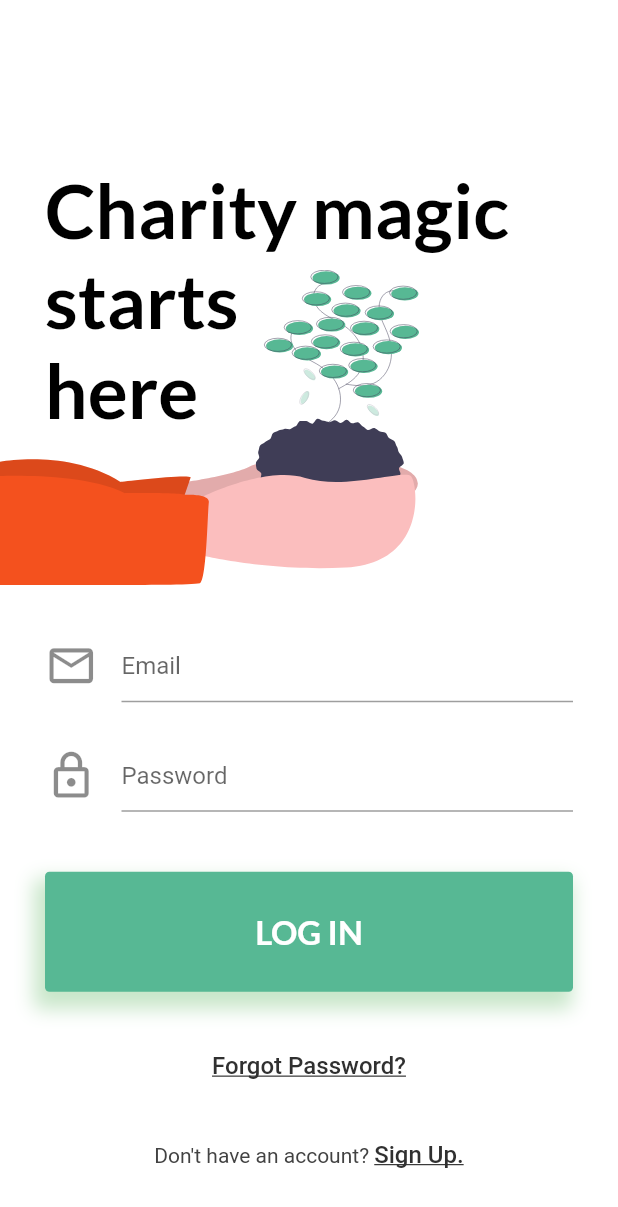
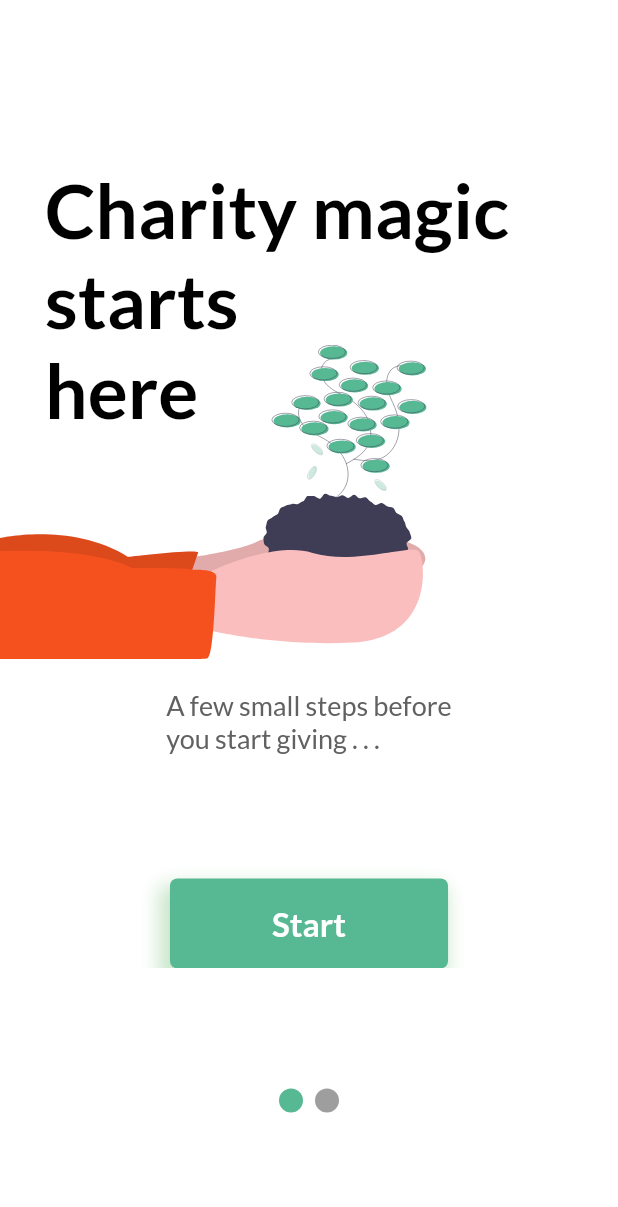
Before and after one commit to luggy-wuggy/flutter_charity_app, a Flutter app: the screen it shows after launch, on a phone screen of 412 x 824 dp. Shown: the top 1207 px of the screen. Run offline on Flutter 3.47's test engine with Material 2 defaults, Android fonts, the phone set to English and light mode, and no system bars; drawn by our look-alikes of smooth_page_indicator; our stand-ins replace cloud_firestore, firebase_auth, firebase_core, flutter_svg, get, google_fonts; accounts and stored records are empty.

Commit message:
onboard ui page

```diff
--- a/charity/lib/main.dart
+++ b/charity/lib/main.dart
@@ -1,6 +1,5 @@
-import 'package:charity/bindings/auth_bindings.dart';
-import 'package:charity/bindings/home_bindings.dart';
 import 'package:charity/controller/auth_controller.dart';
+import 'package:charity/controller/bindings/home_bindings.dart';
 import 'package:charity/controller/user_controller.dart';
 import 'package:charity/pages/home.dart';
 import 'package:charity/pages/login.dart';
--- /dev/null
+++ b/charity/lib/pages/onboard.dart
@@ -0,0 +1,212 @@
+import 'package:flutter/material.dart';
+import 'package:flutter_svg/flutter_svg.dart';
+import 'package:google_fonts/google_fonts.dart';
+import 'package:smooth_page_indicator/smooth_page_indicator.dart';
+
+class OnboardPage extends StatelessWidget {
+  OnboardPage({Key? key}) : super(key: key);
+  final PageController pageController = PageController(initialPage: 0);
+
+  @override
+  Widget build(BuildContext context) {
+    return Scaffold(
+      body: Container(
+        padding: const EdgeInsets.only(top: 60),
+        color: Colors.white,
+        child: Column(
+          children: [
+            const SizedBox(height: 50),
+            Container(
+              height: MediaQuery.of(context).size.height * .65,
+              width: MediaQuery.of(context).size.width,
+              child: PageView(
+                scrollDirection: Axis.horizontal,
+                controller: pageController,
+                children: const [
+                  Page1(),
+                  Page2(),
+                ],
+              ),
+            ),
+            const SizedBox(height: 80),
+            SmoothPageIndicator(
+              controller: pageController, // PageController
+              count: 2,
+              effect: const WormEffect(
+                activeDotColor: Color(0xFF57b894),
+              ), // your preferred effect
+            )
+          ],
+        ),
+      ),
+    );
+  }
+}
+
+class Page1 extends StatelessWidget {
+  static String assetName = 'assets/images/environment.svg';
+
+  const Page1({Key? key}) : super(key: key);
+
+  @override
+  Widget build(BuildContext context) {
+    final Widget svgIcon = SvgPicture.asset(
+      Page1.assetName,
+      height: 210,
+    );
+
+    return Column(
+      children: [
+        SizedBox(
+          height: MediaQuery.of(context).size.height * .4,
+          width: MediaQuery.of(context).size.width,
+          child: Stack(
+            children: [
+              Padding(
+                padding: const EdgeInsets.only(left: 30),
+                child: Text(
+                  'Charity magic\nstarts\nhere',
+                  style: GoogleFonts.lato(
+                    textStyle: const TextStyle(
+                      fontWeight: FontWeight.bold,
+                      color: Colors.black,
+                      fontSize: 50,
+                    ),
+                  ),
+                ),
+              ),
+              AnimatedPositioned(
+                duration: const Duration(milliseconds: 1600),
+                curve: Curves.fastLinearToSlowEaseIn,
+                top: 120,
+                child: svgIcon,
+              ),
+            ],
+          ),
+        ),
+        SizedBox(height: 20),
+        Text(
+          'A few small steps before\nyou start giving . . .',
+          style: GoogleFonts.lato(
+            textStyle: TextStyle(
+              color: Colors.grey[700],
+              fontSize: 18,
+            ),
+          ),
+        ),
+        Spacer(),
+        Align(
+          alignment: Alignment.center,
+          child: Container(
+            height: 60,
+            width: MediaQuery.of(context).size.width * 0.45,
+            decoration: BoxDecoration(
+              color: const Color(0xFF57b894),
+              borderRadius: const BorderRadius.all(Radius.circular(5)),
+              boxShadow: [
+                BoxShadow(
+                  color: Colors.green[100]!,
+                  blurRadius: 10,
+                  spreadRadius: 3,
+                  offset: const Offset(-4, 8),
+                ),
+              ],
+            ),
+            alignment: Alignment.center,
+            child: Text(
+              'Start',
+              style: GoogleFonts.lato(
+                textStyle: const TextStyle(
+                  fontWeight: FontWeight.bold,
+                  color: Colors.white,
+                  fontSize: 22,
+                ),
+              ),
+            ),
+          ),
+        ),
+      ],
+    );
+  }
+}
+
+class Page2 extends StatelessWidget {
+  static String assetWorldName = 'assets/images/world2.svg';
+
+  const Page2({Key? key}) : super(key: key);
+
+  @override
+  Widget build(BuildContext context) {
+    final Widget svgWorld = SvgPicture.asset(
+      Page2.assetWorldName,
+      height: 240,
+    );
+
+    return Column(
+      mainAxisAlignment: MainAxisAlignment.start,
+      children: [
+        svgWorld,
+        const SizedBox(
+          height: 40,
+        ),
+        Text(
+          'Where do you live?',
+          style: GoogleFonts.lato(
+            textStyle: const TextStyle(
+              fontWeight: FontWeight.bold,
+              color: Colors.black,
+              fontSize: 40,
+            ),
+          ),
+        ),
+        const SizedBox(height: 40),
+        const Padding(
+          padding: EdgeInsets.only(left: 30, right: 30),
+          child: Align(
+            alignment: Alignment.center,
+            child: TextField(
+              decoration: InputDecoration(
+                hintText: "Zip code, or city and state",
+                icon: Icon(
+                  Icons.location_on_outlined,
+                  size: 35,
+                ),
+              ),
+            ),
+          ),
+        ),
+        Spacer(),
+        Align(
+          alignment: Alignment.center,
+          child: Container(
+            height: 60,
+            width: MediaQuery.of(context).size.width * 0.45,
+            decoration: BoxDecoration(
+              color: const Color(0xFF57b894),
+              borderRadius: const BorderRadius.all(Radius.circular(3)),
+              boxShadow: [
+                BoxShadow(
+                  color: Colors.green[100]!,
+                  blurRadius: 10,
+                  spreadRadius: 3,
+                  offset: const Offset(-4, 8),
+                ),
+              ],
+            ),
+            alignment: Alignment.center,
+            child: Text(
+              'Submit',
+              style: GoogleFonts.lato(
+                textStyle: const TextStyle(
+                  fontWeight: FontWeight.bold,
+                  color: Colors.white,
+                  fontSize: 22,
+                ),
+              ),
+            ),
+          ),
+        ),
+      ],
+    );
+  }
+}
--- a/charity/lib/pages/signup.dart
+++ b/charity/lib/pages/signup.dart
@@ -85,7 +85,7 @@ class SignUpPage extends StatelessWidget {
                                 fontSize: 18,
                               ),
                             ),
-                          )
+                          ),
                         ],
                       ),
                     ),
--- a/charity/pubspec.yaml
+++ b/charity/pubspec.yaml
@@ -41,6 +41,7 @@ dependencies:
   firebase_core: ^1.10.2
   firebase_auth: ^3.3.0
   cloud_firestore: ^3.1.1
+  smooth_page_indicator: ^1.0.0+2
 
 dev_dependencies:
   flutter_test:
```
Also changed, not shown: charity/lib/controller/auth_controller.dart (+3 -10 lines), charity/lib/controller/bindings/auth_bindings.dart (renamed from charity/lib/bindings/auth_bindings.dart), charity/lib/controller/bindings/home_bindings.dart (renamed from charity/lib/bindings/home_bindings.dart), charity/pubspec.lock.
